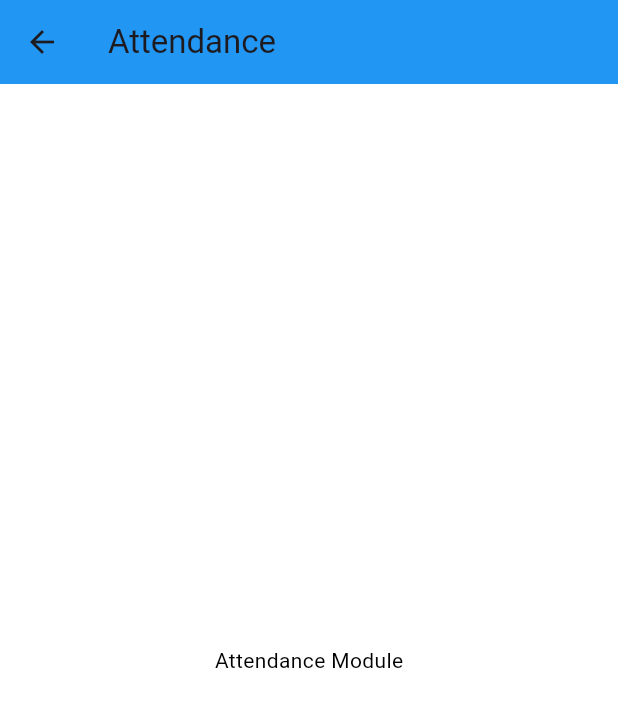
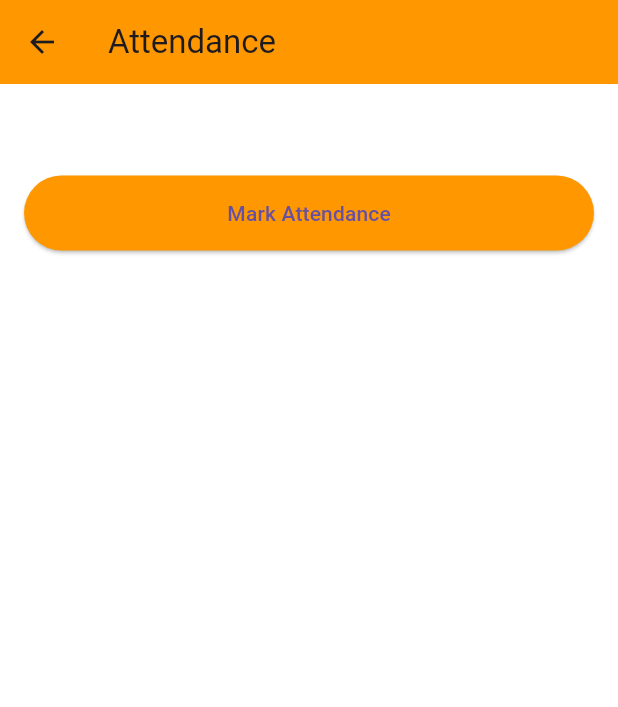
Before and after one commit to ASN-cmd/construction_app, a Flutter app: the AttendanceScreen screen opened directly, on a phone screen of 412 x 824 dp. Shown: the top 707 px of the screen. Run offline on Flutter 3.47's test engine with Material 3 defaults, Android fonts, the phone set to English and light mode, and no system bars; our stand-ins replace geolocator.

Commit message:
updated attendance module

```diff
--- a/construction_field_app/lib/ui/screens/attendance_screen.dart
+++ b/construction_field_app/lib/ui/screens/attendance_screen.dart
@@ -1,19 +1,109 @@
 import 'package:flutter/material.dart';
+import 'package:geolocator/geolocator.dart';
 
-class AttendanceScreen extends StatelessWidget {
+class AttendanceScreen extends StatefulWidget {
   const AttendanceScreen({super.key});
+
+  @override
+  State<AttendanceScreen> createState() => _AttendanceScreenState();
+}
+
+class _AttendanceScreenState extends State<AttendanceScreen> {
+  String statusMessage = 'No attendance marked yet';
+  Position? currentPosition;
+  bool isLoading = false;
+
+  Future<void> markAttendance() async {
+    setState(() {
+      isLoading = true;
+      statusMessage = 'Fetching location...';
+    });
+
+    // Check permission
+    LocationPermission permission = await Geolocator.checkPermission();
+    if (permission == LocationPermission.denied) {
+      permission = await Geolocator.requestPermission();
+    }
+
+    if (permission == LocationPermission.deniedForever ||
+        permission == LocationPermission.denied) {
+      setState(() {
+        isLoading = false;
+        statusMessage = 'Location permission denied';
+      });
+      return;
+    }
+
+    // Get location
+    Position position = await Geolocator.getCurrentPosition(
+      desiredAccuracy: LocationAccuracy.high,
+    );
+
+    setState(() {
+      currentPosition = position;
+      isLoading = false;
+      statusMessage = 'Attendance saved offline';
+    });
+
+    ScaffoldMessenger.of(context).showSnackBar(
+      const SnackBar(
+        content: Text('Attendance saved offline'),
+        backgroundColor: Colors.green,
+      ),
+    );
+  }
 
   @override
   Widget build(BuildContext context) {
     return Scaffold(
       appBar: AppBar(
         title: const Text('Attendance'),
-        backgroundColor: Colors.blue,
+        backgroundColor: Colors.orange,
       ),
-      body: const Center(
-        child: Text(
-          'Attendance Module',
-          style: TextStyle(color: Colors.black),
+      body: Padding(
+        padding: const EdgeInsets.all(16),
+        child: Column(
+          crossAxisAlignment: CrossAxisAlignment.start,
+          children: [
+            const Text(
+              'Mark Attendance',
+              style: TextStyle(
+                color: Colors.white,
+                fontSize: 20,
+                fontWeight: FontWeight.bold,
+              ),
+            ),
+
+            const SizedBox(height: 16),
+
+            ElevatedButton(
+              onPressed: isLoading ? null : markAttendance,
+              style: ElevatedButton.styleFrom(
+                backgroundColor: Colors.orange,
+                minimumSize: const Size(double.infinity, 50),
+              ),
+              child: isLoading
+                  ? const CircularProgressIndicator(color: Colors.white)
+                  : const Text('Mark Attendance'),
+            ),
+
+            const SizedBox(height: 24),
+
+            Text(
+              statusMessage,
+              style: const TextStyle(color: Colors.white70),
+            ),
+
+            const SizedBox(height: 16),
+
+            if (currentPosition != null)
+              Text(
+                'Latitude: ${currentPosition!.latitude}\n'
+                'Longitude: ${currentPosition!.longitude}\n'
+                'Time: ${DateTime.now()}',
+                style: const TextStyle(color: Colors.white70),
+              ),
+          ],
         ),
       ),
     );
```
Also changed, not shown: 1 other file.
